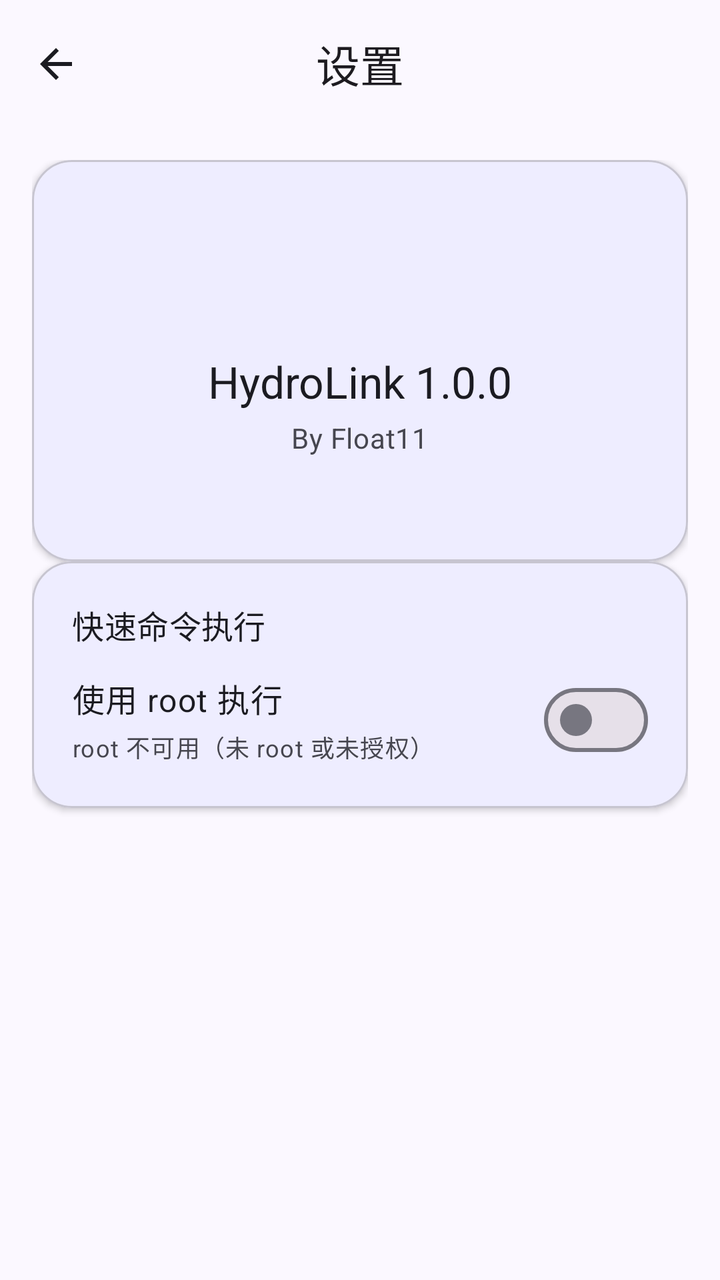
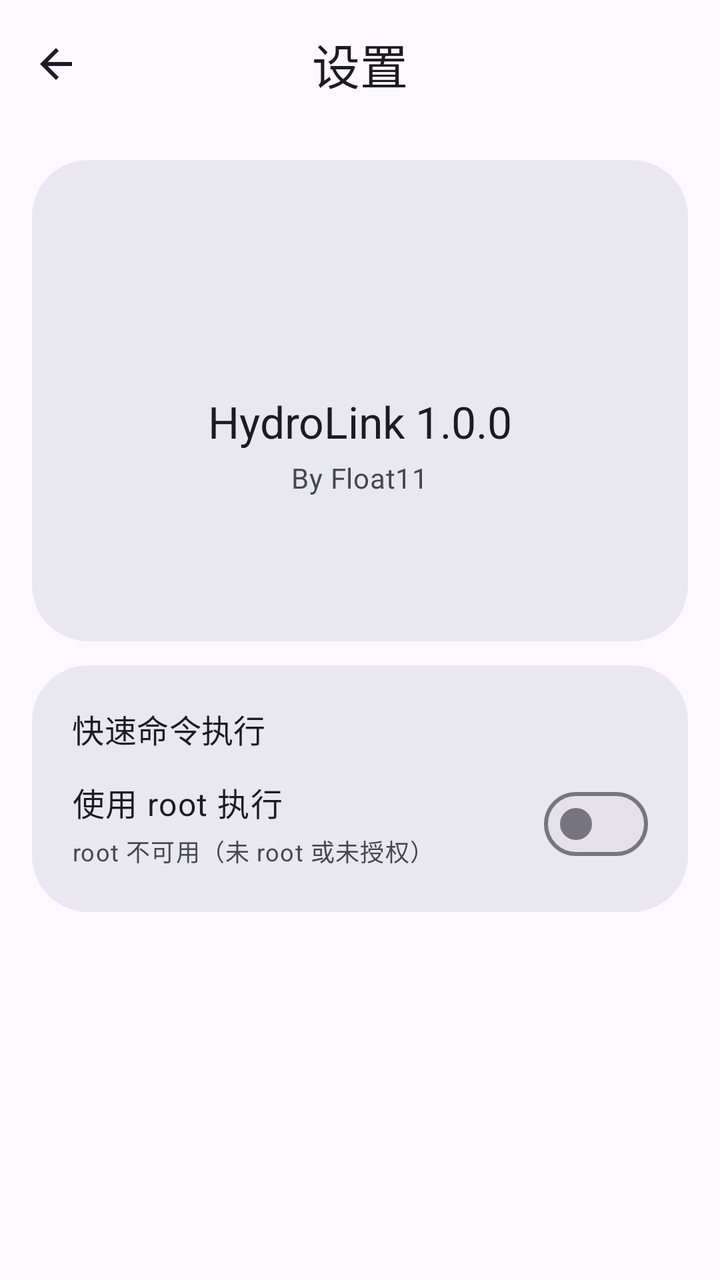

An Android layout rendered at two revisions. The XML below is the earlier revision; the diff shows what the commit changed to produce the second picture.
<!-- AndroidManifest.xml: activity theme Theme.HydroLinkServer -->
<!-- res/layout/activity_settings.xml -->
<?xml version="1.0" encoding="utf-8"?>
<LinearLayout xmlns:android="http://schemas.android.com/apk/res/android"
    xmlns:app="http://schemas.android.com/apk/res-auto"
    android:layout_width="match_parent"
    android:layout_height="match_parent"
    android:orientation="vertical">

    <com.google.android.material.appbar.AppBarLayout
        android:layout_width="match_parent"
        android:layout_height="wrap_content"
        android:fitsSystemWindows="true">

        <com.google.android.material.appbar.MaterialToolbar
            android:id="@+id/toolbar"
            android:layout_width="match_parent"
            android:layout_height="?attr/actionBarSize"
            app:title="@string/settings"
            app:titleCentered="true"
            app:navigationIcon="@drawable/ic_arrow_back" />
    </com.google.android.material.appbar.AppBarLayout>

    <ScrollView
        android:layout_width="match_parent"
        android:layout_height="match_parent"
        android:fillViewport="true">

        <LinearLayout
            android:layout_width="match_parent"
            android:layout_height="wrap_content"
            android:orientation="vertical"
            android:padding="16dp">


            <com.google.android.material.card.MaterialCardView
                android:layout_width="match_parent"
                android:layout_height="wrap_content"
                app:cardCornerRadius="20dp"
                app:cardElevation="2dp">

                <LinearLayout
                    android:layout_width="match_parent"
                    android:layout_height="wrap_content"
                    android:orientation="vertical"
                    android:padding="20dp"
                    android:gravity="center">

                    <ImageView
                        android:layout_width="64dp"
                        android:layout_height="64dp"
                        android:src="@mipmap/ic_launcher"
                        android:layout_marginBottom="12dp" />

                    <TextView
                        android:id="@+id/tvAppName"
                        android:layout_width="wrap_content"
                        android:layout_height="wrap_content"
                        android:text="HydroLink 1.0.0"
                        android:textAppearance="?attr/textAppearanceTitleLarge"
                        android:textColor="?attr/colorOnSurface" />

                    <TextView
                        android:layout_width="wrap_content"
                        android:layout_height="wrap_content"
                        android:layout_marginTop="4dp"
                        android:text="By Float11"
                        android:textAppearance="?attr/textAppearanceBodyMedium"
                        android:textColor="?attr/colorOnSurfaceVariant" />

                    <TextView
                        android:layout_width="wrap_content"
                        android:layout_height="wrap_content"
                        android:layout_marginTop="16dp"
                        android:textAppearance="?attr/textAppearanceBodySmall"
                        android:textColor="?attr/colorOnSurfaceVariant" />
                </LinearLayout>
            </com.google.android.material.card.MaterialCardView>


            <com.google.android.material.card.MaterialCardView
                android:layout_width="match_parent"
                android:layout_height="wrap_content"
                android:layout_marginBottom="12dp"
                app:cardCornerRadius="20dp"
                app:cardElevation="2dp">

                <LinearLayout
                    android:layout_width="match_parent"
                    android:layout_height="wrap_content"
                    android:orientation="vertical"
                    android:padding="20dp">

                    <TextView
                        android:layout_width="match_parent"
                        android:layout_height="wrap_content"
                        android:text="快速命令执行"
                        android:textAppearance="?attr/textAppearanceTitleMedium"
                        android:textColor="?attr/colorOnSurface" />

                    <LinearLayout
                        android:layout_width="match_parent"
                        android:layout_height="wrap_content"
                        android:orientation="horizontal"
                        android:gravity="center_vertical"
                        android:layout_marginTop="12dp">

                        <LinearLayout
                            android:layout_width="0dp"
                            android:layout_height="wrap_content"
                            android:layout_weight="1"
                            android:orientation="vertical">

                            <TextView
                                android:layout_width="wrap_content"
                                android:layout_height="wrap_content"
                                android:text="使用 root 执行"
                                android:textAppearance="?attr/textAppearanceBodyLarge"
                                android:textColor="?attr/colorOnSurface" />

                            <TextView
                                android:id="@+id/tvRootStatus"
                                android:layout_width="wrap_content"
                                android:layout_height="wrap_content"
                                android:layout_marginTop="4dp"
                                android:text="root 不可用（未 root 或未授权）"
                                android:textAppearance="?attr/textAppearanceBodySmall"
                                android:textColor="?attr/colorOnSurfaceVariant" />
                        </LinearLayout>

                        <com.google.android.material.materialswitch.MaterialSwitch
                            android:id="@+id/switchRoot"
                            android:layout_width="wrap_content"
                            android:layout_height="wrap_content" />
                    </LinearLayout>
                </LinearLayout>
            </com.google.android.material.card.MaterialCardView>

        </LinearLayout>
    </ScrollView>

        <com.google.android.material.card.MaterialCardView
            android:layout_width="match_parent"
            android:layout_height="wrap_content"
            android:layout_marginTop="12dp"
            app:cardCornerRadius="16dp">

            <LinearLayout
                android:layout_width="match_parent"
                android:layout_height="wrap_content"
                android:orientation="vertical"
                android:padding="16dp">

                <TextView
                    android:layout_width="match_parent"
                    android:layout_height="wrap_content"
                    android:text="插件（HydroKit）"
                    android:textSize="16sp"
                    android:textStyle="bold" />

                <TextView
                    android:layout_width="match_parent"
                    android:layout_height="wrap_content"
                    android:layout_marginTop="4dp"
                    android:text="安装 .hpk 插件包（与桌面端同一套），插件可在手表上渲染界面、在手机端提供设置页"
                    android:textSize="12sp"
                    android:textColor="#9AA2B1" />

                <Button
                    android:id="@+id/btnPlugins"
                    style="?attr/materialButtonOutlinedStyle"
                    android:layout_width="match_parent"
                    android:layout_height="wrap_content"
                    android:layout_marginTop="10dp"
                    android:text="管理插件" />
            </LinearLayout>
        </com.google.android.material.card.MaterialCardView>

</LinearLayout>
<!-- resources referenced by this layout -->
<resources>
  <style name="Theme.HydroLinkServer" parent="Theme.Material3.DayNight.NoActionBar">
          <item name="colorPrimary">@color/md_theme_primary</item>
          <item name="colorOnPrimary">@color/md_theme_onPrimary</item>
          <item name="colorPrimaryContainer">@color/md_theme_primaryContainer</item>
          <item name="colorOnPrimaryContainer">@color/md_theme_onPrimaryContainer</item>
          <item name="colorSecondary">@color/md_theme_secondary</item>
          <item name="colorOnSecondary">@color/md_theme_onSecondary</item>
          <item name="colorSecondaryContainer">@color/md_theme_secondaryContainer</item>
          <item name="colorOnSecondaryContainer">@color/md_theme_onSecondaryContainer</item>
          <item name="colorTertiary">@color/md_theme_tertiary</item>
          <item name="colorOnTertiary">@color/md_theme_onTertiary</item>
          <item name="colorTertiaryContainer">@color/md_theme_tertiaryContainer</item>
          <item name="colorOnTertiaryContainer">@color/md_theme_onTertiaryContainer</item>
          <item name="colorError">@color/md_theme_error</item>
          <item name="colorOnError">@color/md_theme_onError</item>
          <item name="colorErrorContainer">@color/md_theme_errorContainer</item>
          <item name="colorOnErrorContainer">@color/md_theme_onErrorContainer</item>
          <item name="android:colorBackground">@color/md_theme_background</item>
          <item name="colorOnBackground">@color/md_theme_onBackground</item>
          <item name="colorSurface">@color/md_theme_surface</item>
          <item name="colorOnSurface">@color/md_theme_onSurface</item>
          <item name="colorSurfaceVariant">@color/md_theme_surfaceVariant</item>
          <item name="colorOnSurfaceVariant">@color/md_theme_onSurfaceVariant</item>
          <item name="colorOutline">@color/md_theme_outline</item>
          <item name="colorOutlineVariant">@color/md_theme_outlineVariant</item>
          <item name="android:statusBarColor">@android:color/transparent</item>
          <item name="android:navigationBarColor">@android:color/transparent</item>
          <item name="android:windowLightStatusBar" tools:targetApi="m">true</item>
          <item name="android:enforceNavigationBarContrast" tools:targetApi="q">false</item>
      </style>
  <!-- unchanged entries left out for length: 29 -->
</resources>

<!-- the commit's change to res/layout/activity_settings.xml (unified diff, before → after) -->
@@ -12,10 +12,11 @@
 
         <com.google.android.material.appbar.MaterialToolbar
             android:id="@+id/toolbar"
+            app:titleCentered="true"
+            app:titleTextAppearance="?attr/textAppearanceHeadlineSmall"
             android:layout_width="match_parent"
             android:layout_height="?attr/actionBarSize"
             app:title="@string/settings"
-            app:titleCentered="true"
             app:navigationIcon="@drawable/ic_arrow_back" />
     </com.google.android.material.appbar.AppBarLayout>
 
@@ -32,10 +33,9 @@
 
 
             <com.google.android.material.card.MaterialCardView
+                style="@style/Widget.Hydro.Card"
                 android:layout_width="match_parent"
-                android:layout_height="wrap_content"
-                app:cardCornerRadius="20dp"
-                app:cardElevation="2dp">
+                android:layout_height="wrap_content">
 
                 <LinearLayout
                     android:layout_width="match_parent"
@@ -77,17 +77,16 @@
 
 
             <com.google.android.material.card.MaterialCardView
+                style="@style/Widget.Hydro.Card"
                 android:layout_width="match_parent"
                 android:layout_height="wrap_content"
-                android:layout_marginBottom="12dp"
-                app:cardCornerRadius="20dp"
-                app:cardElevation="2dp">
+                android:layout_marginBottom="12dp">
 
                 <LinearLayout
                     android:layout_width="match_parent"
                     android:layout_height="wrap_content"
                     android:orientation="vertical"
-                    android:padding="20dp">
+                    >
 
                     <TextView
                         android:layout_width="match_parent"
@@ -140,8 +139,7 @@
         <com.google.android.material.card.MaterialCardView
             android:layout_width="match_parent"
             android:layout_height="wrap_content"
-            android:layout_marginTop="12dp"
-            app:cardCornerRadius="16dp">
+            android:layout_marginTop="12dp">
 
             <LinearLayout
                 android:layout_width="match_parent"
@@ -162,7 +160,8 @@
                     android:layout_marginTop="4dp"
                     android:text="安装 .hpk 插件包（与桌面端同一套），插件可在手表上渲染界面、在手机端提供设置页"
                     android:textSize="12sp"
-                    android:textColor="#9AA2B1" />
+                    android:textAppearance="?attr/textAppearanceBodySmall"
+                        android:textColor="?attr/colorOnSurfaceVariant" />
 
                 <Button
                     android:id="@+id/btnPlugins"
<!-- resource entries referenced after the edit -->
@@ -1,5 +1,12 @@
 <!-- resources referenced by this layout -->
 <resources>
+  <style name="Widget.Hydro.Card" parent="Widget.Material3.CardView.Filled">
+          <item name="cardCornerRadius">28dp</item>
+          <item name="cardElevation">0dp</item>
+          <item name="cardBackgroundColor">?attr/colorSurfaceContainerHigh</item>
+          <item name="contentPadding">20dp</item>
+          <item name="android:layout_marginBottom">12dp</item>
+      </style>
   <style name="Theme.HydroLinkServer" parent="Theme.Material3.DayNight.NoActionBar">
           <item name="colorPrimary">@color/md_theme_primary</item>
           <item name="colorOnPrimary">@color/md_theme_onPrimary</item>
@@ -29,7 +36,30 @@
           <item name="android:navigationBarColor">@android:color/transparent</item>
           <item name="android:windowLightStatusBar" tools:targetApi="m">true</item>
           <item name="android:enforceNavigationBarContrast" tools:targetApi="q">false</item>
-      </style>
+              
+          <item name="colorSurfaceDim">@color/md_theme_surfaceDim</item>
+          <item name="colorSurfaceBright">@color/md_theme_surfaceBright</item>
+          <item name="colorSurfaceContainerLowest">@color/md_theme_surfaceContainerLowest</item>
+          <item name="colorSurfaceContainerLow">@color/md_theme_surfaceContainerLow</item>
+          <item name="colorSurfaceContainer">@color/md_theme_surfaceContainer</item>
+          <item name="colorSurfaceContainerHigh">@color/md_theme_surfaceContainerHigh</item>
+          <item name="colorSurfaceContainerHighest">@color/md_theme_surfaceContainerHighest</item>
+          
+          <item name="shapeAppearanceSmallComponent">@style/ShapeAppearance.Hydro.Small</item>
+          <item name="shapeAppearanceMediumComponent">@style/ShapeAppearance.Hydro.Medium</item>
+          <item name="shapeAppearanceLargeComponent">@style/ShapeAppearance.Hydro.Large</item>
+          <item name="bottomSheetDialogTheme">@style/ThemeOverlay.Material3.BottomSheetDialog</item>
+  </style>
+  <color name="md_theme_surfaceDim">#dbd9e1</color>
+  <color name="md_theme_surfaceBright">#fbf8ff</color>
+  <color name="md_theme_surfaceContainerLowest">#ffffff</color>
+  <color name="md_theme_surfaceContainerLow">#f5f2fa</color>
+  <color name="md_theme_surfaceContainer">#efedf4</color>
+  <color name="md_theme_surfaceContainerHigh">#e9e7ef</color>
+  <color name="md_theme_surfaceContainerHighest">#e4e1e9</color>
+  <style name="ShapeAppearance.Hydro.Small" parent="ShapeAppearance.Material3.Corner.Full" />
+  <style name="ShapeAppearance.Hydro.Medium" parent="ShapeAppearance.Material3.Corner.Large" />
+  <style name="ShapeAppearance.Hydro.Large" parent="ShapeAppearance.Material3.Corner.ExtraLarge" />
   <!-- unchanged entries left out for length: 29 -->
 </resources>
 
